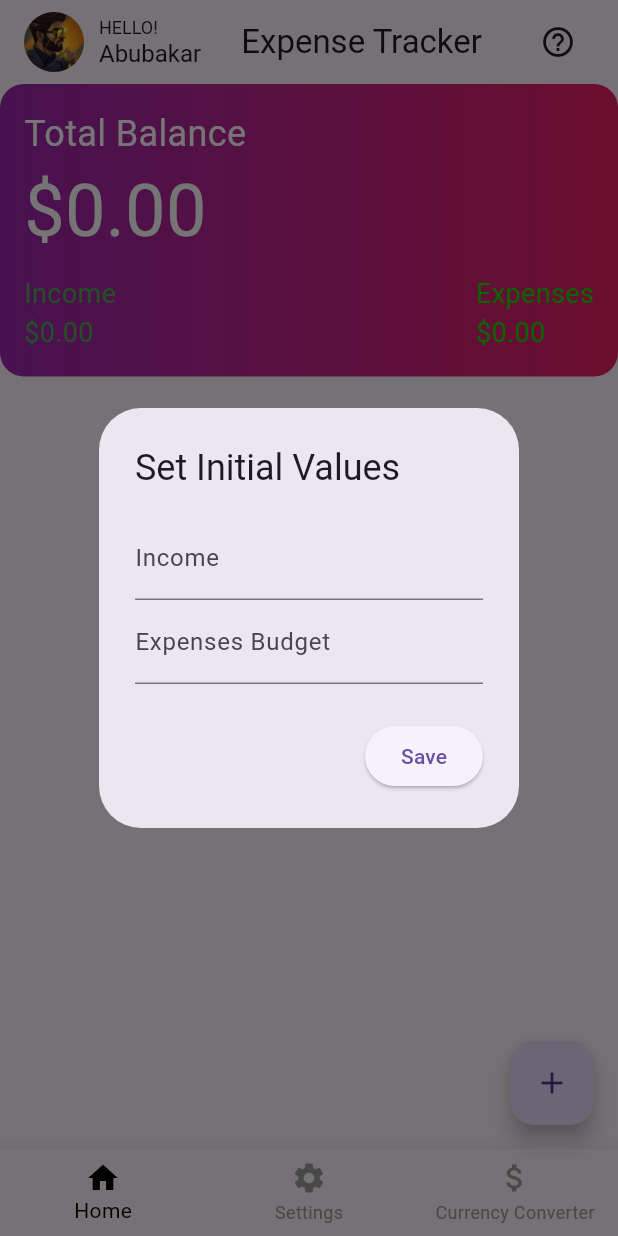
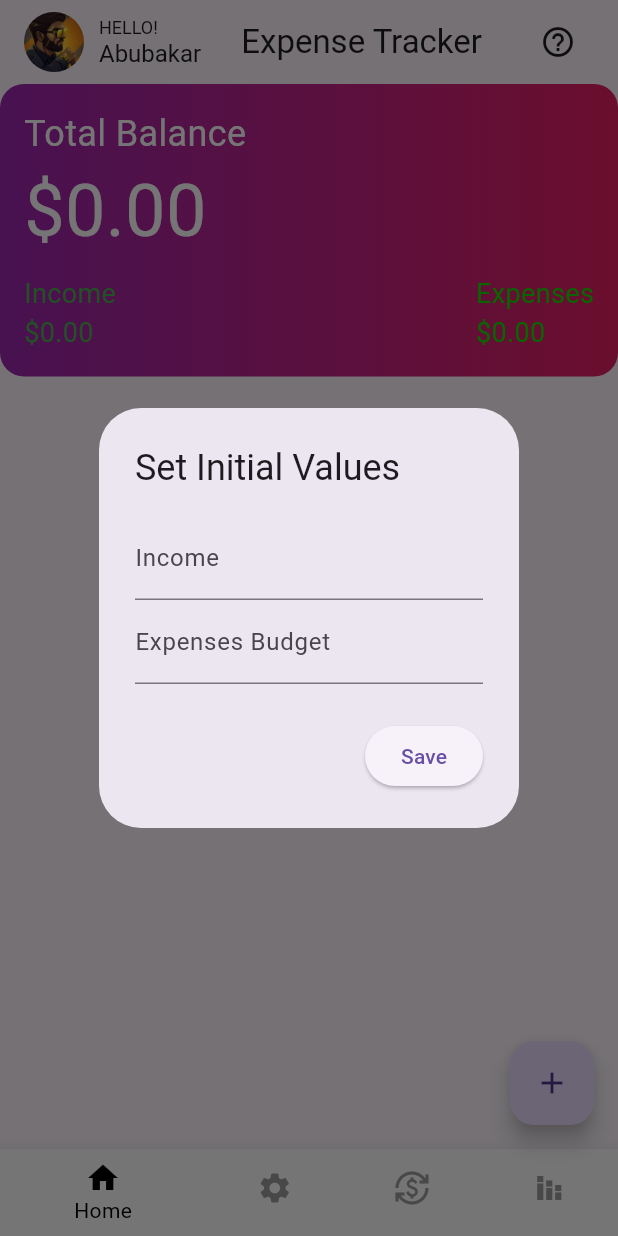
Before and after one commit to AbubakarMatte/Expense-Tracker, a Flutter app: the screen it shows after launch, on a phone screen of 412 x 824 dp. Run offline on Flutter 3.47's test engine with Material 3 defaults, Android fonts, the phone set to English and light mode, and no system bars; our stand-ins replace fl_chart, shared_preferences.

Commit message:
add new feature to main and stats

```diff
--- a/lib/currency_converter.dart
+++ b/lib/currency_converter.dart
@@ -97,9 +97,11 @@ class _CurrencyConverterState extends State<CurrencyConverter> {
                 ),
               SizedBox(height: 20),
               ElevatedButton(
-                onPressed: () => Navigator.of(context).pop(),
+                onPressed: () {
+                  Navigator.of(context).popUntil((route) => route.isFirst);
+                },
                 style: ElevatedButton.styleFrom(
-                  backgroundColor: Colors.grey[600],
+                  backgroundColor: Colors.white,
                   padding: EdgeInsets.symmetric(horizontal: 50, vertical: 15),
                   shape: RoundedRectangleBorder(
                     borderRadius: BorderRadius.circular(10),
--- a/lib/main.dart
+++ b/lib/main.dart
@@ -4,6 +4,7 @@ import 'dart:convert'; // Import to handle JSON encoding and decoding
 import 'profile.dart';
 import 'help_page.dart'; // Import the help page
 import 'currency_converter.dart'; // Import the currency converter page
+import 'stats/stats.dart';
 
 void main() {
   runApp(ExpenseTrackerApp());
@@ -236,20 +237,88 @@ class _ExpenseTrackerHomeState extends State<ExpenseTrackerHome> {
           ],
         ),
       ),
-      body: Column(
+      body: _buildBodyForCurrentTab(), // Replace with method to build body based on current tab
+      floatingActionButton: FloatingActionButton(
+        onPressed: () => _startAddNewTransaction(context),
+        child: Icon(Icons.add),
+      ),
+      bottomNavigationBar: BottomNavigationBar(
+        selectedItemColor: Colors.black,
+        unselectedItemColor: Colors.grey,
+        elevation: 10.0,
+        currentIndex: _selectedIndex, // Track the current tab index
+        onTap: _onItemTapped, // Function to handle tab tap
+        items: const [
+          BottomNavigationBarItem(
+            label: "Home",
+            icon: Icon(Icons.home),
+            backgroundColor: Colors.white,
+          ),
+          BottomNavigationBarItem(
+            label: "Settings",
+            icon: Icon(Icons.settings),
+            backgroundColor: Colors.white,
+          ),
+          BottomNavigationBarItem(
+            label: "Currency",
+            icon: Icon(Icons.currency_exchange),
+            backgroundColor: Colors.white,
+          ),
+          BottomNavigationBarItem(
+            label: "Stats",
+            icon: Icon(Icons.stacked_bar_chart),
+            backgroundColor: Colors.white,
+          ),
+        ],
+      ),
+    );
+  }
+
+  // Method to build the body based on the current tab index
+  Widget _buildBodyForCurrentTab() {
+    switch (_selectedIndex) {
+      case 0:
+        return _buildHomeTab();
+      case 1:
+        // Add settings tab content here
+        return Container(
+          color: Colors.blueGrey,
+          child: Center(
+            child: Text('Settings Tab Content'),
+          ),
+        );
+      case 2:
+        // Add currency converter tab content here
+        return CurrencyConverter();
+      case 3:
+        // Add stats tab content here
+        return const StatScreen();
+      default:
+        return _buildHomeTab();
+    }
+  }
+
+  Widget _buildHomeTab() {
+    return Column(
       children: [
         Container(
-            padding: EdgeInsets.all(16),
+          padding: const EdgeInsets.all(16),
+          decoration: BoxDecoration(
+            gradient: const LinearGradient(
+              colors: [Colors.purple, Colors.pink],
+            ),
+            borderRadius: BorderRadius.circular(16),
+          ),
           child: Column(
             crossAxisAlignment: CrossAxisAlignment.start,
             children: [
-                Text(
+              const Text(
                 'Total Balance',
                 style: TextStyle(color: Colors.white, fontSize: 24),
               ),
               Text(
                 '\$${totalBalance.toStringAsFixed(2)}',
-                  style: TextStyle(color: Colors.white, fontSize: 48),
+                style: const TextStyle(color: Colors.white, fontSize: 48),
               ),
               SizedBox(height: 8),
               Row(
@@ -266,12 +335,6 @@ class _ExpenseTrackerHomeState extends State<ExpenseTrackerHome> {
                 ],
               )
             ],
-            ),
-            decoration: BoxDecoration(
-              gradient: LinearGradient(
-                colors: [Colors.purple, Colors.pink],
-              ),
-              borderRadius: BorderRadius.circular(16),
           ),
         ),
         Expanded(
@@ -295,42 +358,15 @@ class _ExpenseTrackerHomeState extends State<ExpenseTrackerHome> {
           ),
         ),
       ],
-      ),
-      floatingActionButton: FloatingActionButton(
-        onPressed: () => _startAddNewTransaction(context),
-        child: Icon(Icons.add),
-      ),
-      bottomNavigationBar: BottomNavigationBar(
-        selectedItemColor: Colors.black,
-        unselectedItemColor: Colors.grey,
-        elevation: 10.0,
-        items: const [
-          BottomNavigationBarItem(
-            label: "Home",
-            icon: Icon(Icons.home),
-            backgroundColor: Colors.white,
-          ),
-          BottomNavigationBarItem(
-            label: "Settings",
-            icon: Icon(Icons.settings),
-            backgroundColor: Colors.white,
-          ),
-          BottomNavigationBarItem(
-            label: "Currency Converter",
-            icon: Icon(Icons.attach_money),
-            backgroundColor: Colors.white,
-          ),
-        ],
-        onTap: (index) {
-          if (index == 2) { // Index 2 represents Currency Converter button
-            Navigator.push(
-              context,
-              MaterialPageRoute(builder: (context) => CurrencyConverter()),
     );
   }
-        },
-      ),
-    );
+
+  int _selectedIndex = 0;
+
+  void _onItemTapped(int index) {
+    setState(() {
+      _selectedIndex = index;
+    });
   }
 
   void _startAddNewTransaction(BuildContext ctx) {
@@ -380,7 +416,6 @@ class _NewTransactionState extends State<NewTransaction> {
   void _showIconSelectionDialog(BuildContext context) {
     showDialog(
       context: context,
-
       builder: (context) {
         return AlertDialog(
           title: Text('Select Icon'),
```
Also changed, not shown: lib/stats/chart.dart (added, +171 -0 lines), lib/stats/stats.dart (added, +100 -0 lines), pubspec.yaml (+3 -89 lines), pubspec.lock. Lines whose indentation alone changed are shown as unchanged.
